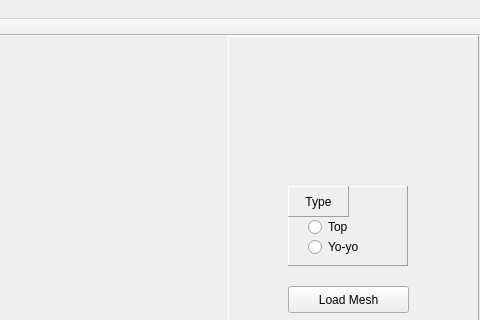
Before: the Qt Designer form view/mainwindow.ui in CG-Group-Spin-It-TU-Berlin-Sommer-2015/cg-project-spin-it, drawn with Qt 5; both pictures show x 432 to 912 and y 0 to 320 of the 912 by 511 pixel window.
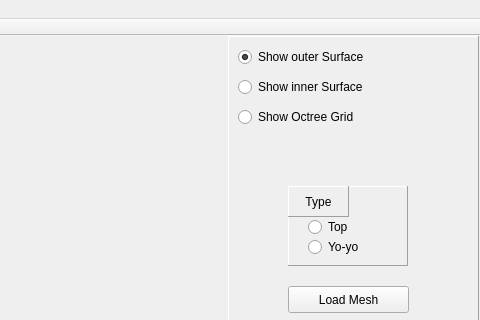
After: the same form once the commit is applied. Custom widgets are drawn as their Qt base class.

Commit message: - mesh shell (copy mesh, translate vertices along its normals) - added control of view (outer surface, inner surface, octree grid) - began implementation of calculation of interior surface

```diff
--- a/view/mainwindow.ui
+++ b/view/mainwindow.ui
@@ -131,6 +131,57 @@
       <string>Load Mesh</string>
      </property>
     </widget>
+    <widget class="QRadioButton" name="ShowOuterButton">
+     <property name="geometry">
+      <rect>
+       <x>10</x>
+       <y>10</y>
+       <width>200</width>
+       <height>22</height>
+      </rect>
+     </property>
+     <property name="text">
+      <string>Show outer Surface</string>
+     </property>
+     <property name="checked">
+      <bool>true</bool>
+     </property>
+     <attribute name="buttonGroup">
+      <string notr="true">FilterShowButtonGroup</string>
+     </attribute>
+    </widget>
+    <widget class="QRadioButton" name="ShowInnerButton">
+     <property name="geometry">
+      <rect>
+       <x>10</x>
+       <y>40</y>
+       <width>200</width>
+       <height>22</height>
+      </rect>
+     </property>
+     <property name="text">
+      <string>Show inner Surface</string>
+     </property>
+     <attribute name="buttonGroup">
+      <string notr="true">FilterShowButtonGroup</string>
+     </attribute>
+    </widget>
+    <widget class="QRadioButton" name="ShowGridButton">
+     <property name="geometry">
+      <rect>
+       <x>10</x>
+       <y>70</y>
+       <width>200</width>
+       <height>22</height>
+      </rect>
+     </property>
+     <property name="text">
+      <string>Show Octree Grid</string>
+     </property>
+     <attribute name="buttonGroup">
+      <string notr="true">FilterShowButtonGroup</string>
+     </attribute>
+    </widget>
    </widget>
   </widget>
   <widget class="QMenuBar" name="menuBar">
```
Left out of the diff: 54 changed lines with no effect on the pictures. The commit also changes 8 other files.
